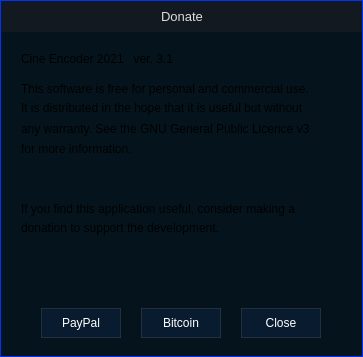
Above: app/donate.ui from TotalCaesar659/cine-encoder before the change. Below: the same form after it.
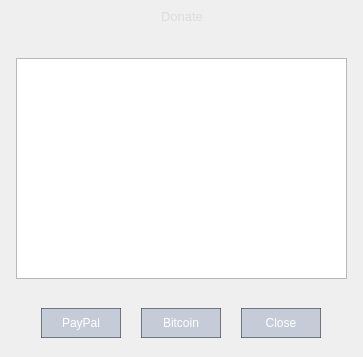
That is the form after the change. Icons and pictures are not drawn.

What changed in the file:
```diff
--- a/app/donate.ui
+++ b/app/donate.ui
@@ -35,9 +35,6 @@
    <iconset resource="files.qrc">
     <normaloff>:/16x16/icons/16x16/cil-cart.png</normaloff>:/16x16/icons/16x16/cil-cart.png</iconset>
   </property>
-  <property name="styleSheet">
-   <string notr="true">background: rgb(0, 50, 250)</string>
-  </property>
   <layout class="QGridLayout" name="gridLayout">
    <property name="leftMargin">
     <number>0</number>
@@ -56,9 +53,6 @@
    </property>
    <item row="0" column="0">
     <widget class="QWidget" name="widget" native="true">
-     <property name="styleSheet">
-      <string notr="true">background: rgb(0, 50, 250)</string>
-     </property>
      <layout class="QGridLayout" name="gridLayout_3">
       <property name="leftMargin">
        <number>1</number>
@@ -89,11 +83,6 @@
           <height>357</height>
          </size>
         </property>
-        <property name="styleSheet">
-         <string notr="true">QFrame {
-	background-color: rgb(5, 20, 28);
-}</string>
-        </property>
         <property name="frameShape">
          <enum>QFrame::NoFrame</enum>
         </property>
@@ -139,9 +128,6 @@
            <property name="acceptDrops">
             <bool>false</bool>
            </property>
-           <property name="styleSheet">
-            <string notr="true">background-color: rgba(27, 29, 35, 150)</string>
-           </property>
            <property name="frameShape">
             <enum>QFrame::NoFrame</enum>
            </property>
@@ -458,116 +444,21 @@
              <string>Close</string>
             </property>
            </widget>
-           <widget class="QLabel" name="label_credits_24">
+           <widget class="QTextBrowser" name="textBrowser">
             <property name="geometry">
              <rect>
-              <x>20</x>
-              <y>180</y>
-              <width>321</width>
-              <height>20</height>
+              <x>15</x>
+              <y>20</y>
+              <width>331</width>
+              <height>221</height>
              </rect>
             </property>
-            <property name="styleSheet">
-             <string notr="true"/>
-            </property>
-            <property name="text">
-             <string>donation to support the development. </string>
-            </property>
-           </widget>
-           <widget class="QLabel" name="label_credits_23">
-            <property name="geometry">
-             <rect>
-              <x>20</x>
-              <y>160</y>
-              <width>321</width>
-              <height>22</height>
-             </rect>
-            </property>
-            <property name="styleSheet">
-             <string notr="true"/>
-            </property>
-            <property name="text">
-             <string>If you find this application useful, consider making a</string>
-            </property>
-           </widget>
-           <widget class="QLabel" name="label_credits_19">
-            <property name="geometry">
-             <rect>
-              <x>20</x>
-              <y>100</y>
-              <width>321</width>
-              <height>21</height>
-             </rect>
-            </property>
-            <property name="styleSheet">
-             <string notr="true"/>
-            </property>
-            <property name="text">
-             <string>for more information.</string>
-            </property>
-           </widget>
-           <widget class="QLabel" name="label_credits_22">
-            <property name="geometry">
-             <rect>
-              <x>20</x>
-              <y>80</y>
-              <width>321</width>
-              <height>21</height>
-             </rect>
-            </property>
-            <property name="styleSheet">
-             <string notr="true"/>
-            </property>
-            <property name="text">
-             <string>any warranty. See the GNU General Public Licence v3 </string>
-            </property>
-           </widget>
-           <widget class="QLabel" name="label_credits_20">
-            <property name="geometry">
-             <rect>
-              <x>20</x>
-              <y>60</y>
-              <width>321</width>
-              <height>20</height>
-             </rect>
-            </property>
-            <property name="styleSheet">
-             <string notr="true"/>
-            </property>
-            <property name="text">
-             <string>It is distributed in the hope that it is useful but without</string>
-            </property>
-           </widget>
-           <widget class="QLabel" name="label_credits_21">
-            <property name="geometry">
-             <rect>
-              <x>20</x>
-              <y>40</y>
-              <width>321</width>
-              <height>21</height>
-             </rect>
-            </property>
-            <property name="styleSheet">
-             <string notr="true"/>
-            </property>
-            <property name="text">
-             <string>This software is free for personal and commercial use.</string>
-            </property>
-           </widget>
-           <widget class="QLabel" name="label_credits_15">
-            <property name="geometry">
-             <rect>
-              <x>20</x>
-              <y>10</y>
-              <width>321</width>
-              <height>21</height>
-             </rect>
-            </property>
-            <property name="styleSheet">
-             <string notr="true"/>
-            </property>
-            <property name="text">
-             <string>Cine Encoder 2021   ver. 3.1</string>
+            <property name="html">
+             <string>&lt;!DOCTYPE HTML PUBLIC &quot;-//W3C//DTD HTML 4.0//EN&quot; &quot;http://www.w3.org/TR/REC-html40/strict.dtd&quot;&gt;
+&lt;html&gt;&lt;head&gt;&lt;meta name=&quot;qrichtext&quot; content=&quot;1&quot; /&gt;&lt;style type=&quot;text/css&quot;&gt;
+p, li { white-space: pre-wrap; }
+&lt;/style&gt;&lt;/head&gt;&lt;body style=&quot; font-family:'Cantarell'; font-size:10pt; font-weight:400; font-style:normal;&quot;&gt;
+&lt;p style=&quot;-qt-paragraph-type:empty; margin-top:0px; margin-bottom:0px; margin-left:0px; margin-right:0px; -qt-block-indent:0; text-indent:0px;&quot;&gt;&lt;br /&gt;&lt;/p&gt;&lt;/body&gt;&lt;/html&gt;</string>
             </property>
            </widget>
           </widget>
```
